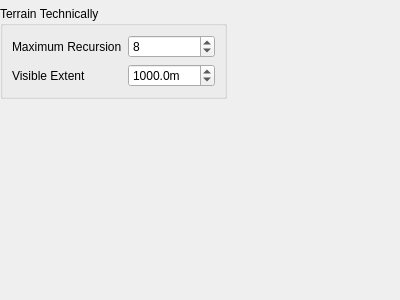
phresnel/picogen, file src/gui/CosyGui/terrainfitting.ui: the form before one commit.
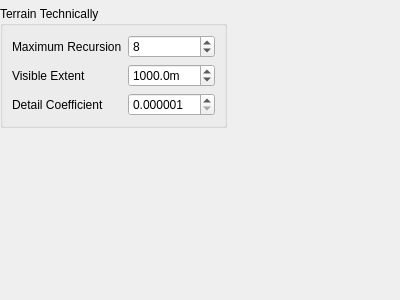
The form after the commit. Custom widgets are drawn as their Qt base class.

Commit message: expose quadtree-lod-coefficient to gui

What changed in the file:
```diff
--- a/src/gui/CosyGui/terrainfitting.ui
+++ b/src/gui/CosyGui/terrainfitting.ui
@@ -83,6 +83,29 @@
             </property>
            </widget>
           </item>
+          <item row="2" column="0">
+           <widget class="QLabel" name="label_3">
+            <property name="text">
+             <string>Detail Coefficient</string>
+            </property>
+           </widget>
+          </item>
+          <item row="2" column="1">
+           <widget class="QDoubleSpinBox" name="detailCoefficient">
+            <property name="decimals">
+             <number>6</number>
+            </property>
+            <property name="minimum">
+             <double>0.000001000000000</double>
+            </property>
+            <property name="maximum">
+             <double>2.000000000000000</double>
+            </property>
+            <property name="singleStep">
+             <double>0.000100000000000</double>
+            </property>
+           </widget>
+          </item>
          </layout>
         </item>
        </layout>
```
The commit also changes 12 other files.
